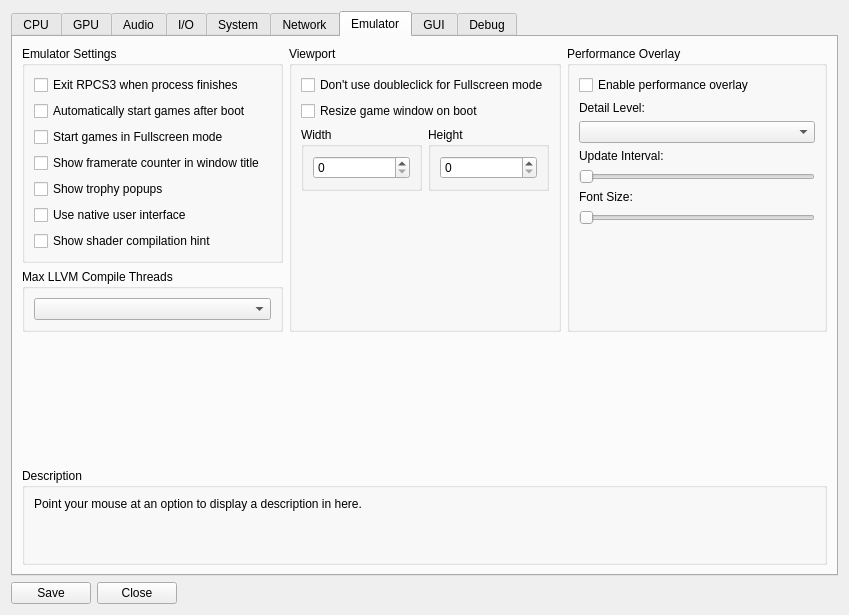
Old version of the form rpcs3/rpcs3qt/settings_dialog.ui in the repository RPCS3/rpcs3.
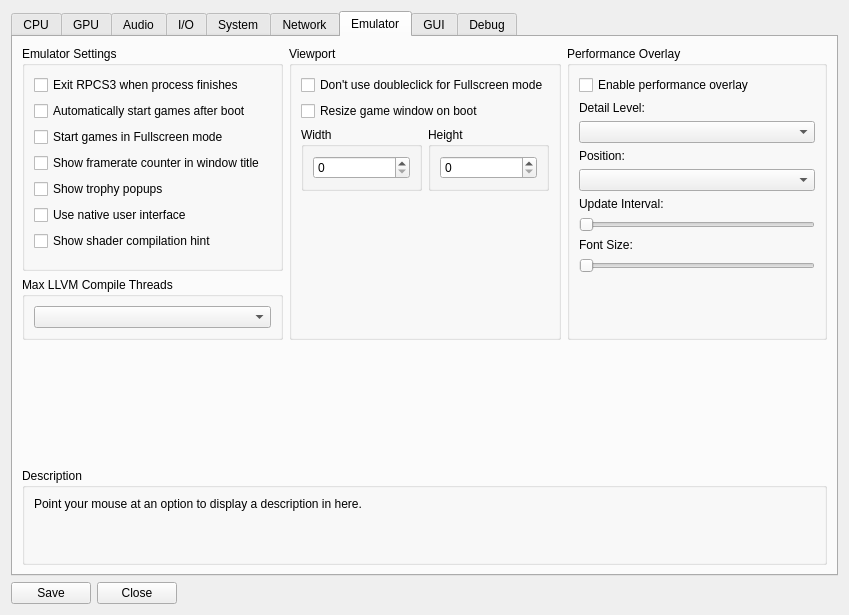
New version of the form. The open tabs and pages were chosen to show the change. Icons and pictures are not drawn.

Commit message: Qt: Add perf overlay position to settings dialog

Patch:
```diff
--- a/rpcs3/rpcs3qt/settings_dialog.ui
+++ b/rpcs3/rpcs3qt/settings_dialog.ui
@@ -1447,6 +1447,16 @@
               <item>
                <widget class="QComboBox" name="perfOverlayDetailLevel"/>
               </item>
+              <item>
+               <widget class="QLabel" name="label_position">
+                <property name="text">
+                 <string>Position:</string>
+                </property>
+               </widget>
+              </item>
+              <item>
+               <widget class="QComboBox" name="perfOverlayPosition"/>
+              </item>
               <item>
                <widget class="QLabel" name="label_update_interval">
                 <property name="text">
```
The commit also changes 3 other files.
